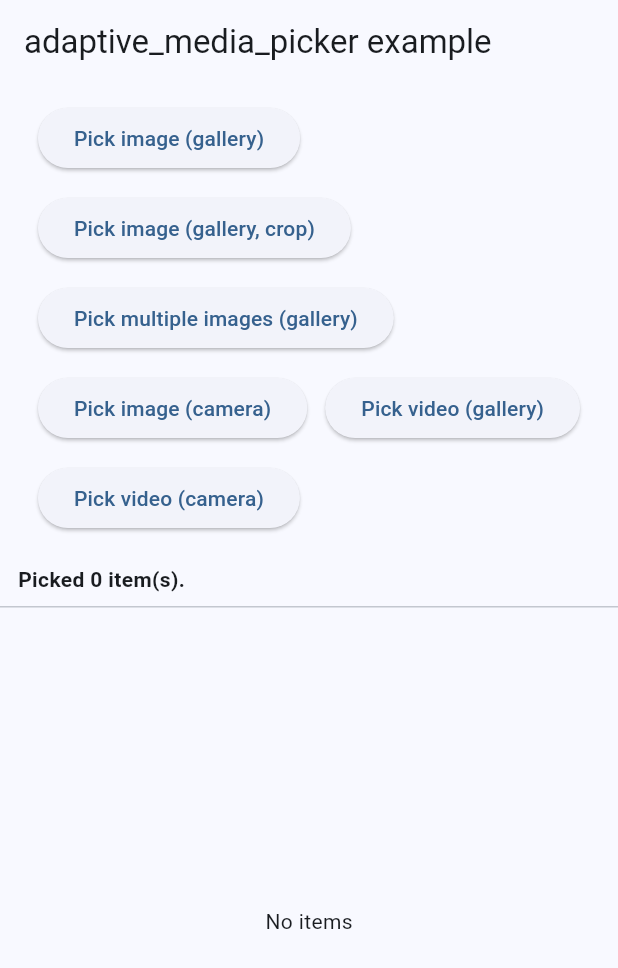
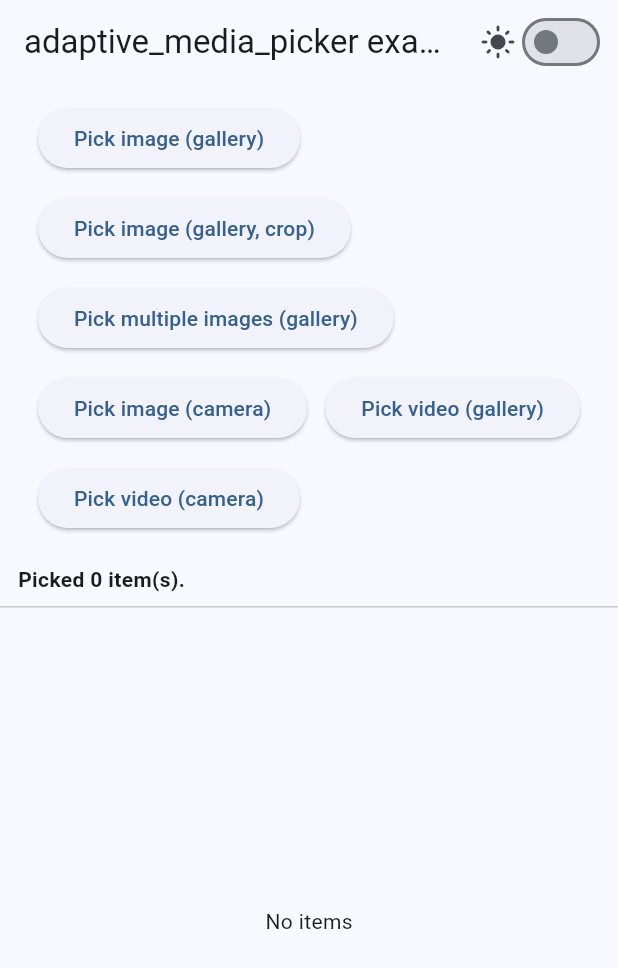
Before and after one commit to jaimin-kavathia/adaptive_media_picker, a Flutter app: the screen it shows after launch, after a tap on "Pick image (gallery)", on a phone screen of 412 x 824 dp. Shown: the top 968 px of the screen. Run offline on Flutter 3.47's test engine with Material 3 defaults, Android fonts, the light colour scheme and no system bars; our stand-ins replace device_info_plus, image_cropper, image_picker, permission_handler; missing offline and left inert: photo_manager.

Commit message:
feat(theme): add theming for limited-access sheet and cropper; example toggle\n\n- Add PickOptions.themeBrightness and primaryColor\n- Wire theme into LimitedAccessPicker and PlatformImageCropper (Android/iOS/Web)\n- Derive AndroidUiSettings colors from theme (toolbar, controls, grid/frame, dim)\n- Update README with Theming docs and API table\n- Bump version to 0.0.7 and add CHANGELOG entry\n- Example: add light/dark toggle and pass theme overrides\n\nRef #theming

```diff
--- a/example/lib/main.dart
+++ b/example/lib/main.dart
@@ -13,24 +13,55 @@ void main() {
   runApp(const ExampleApp());
 }
 
-class ExampleApp extends StatelessWidget {
+class ExampleApp extends StatefulWidget {
   const ExampleApp({super.key});
 
   @override
+  State<ExampleApp> createState() => _ExampleAppState();
+}
+
+class _ExampleAppState extends State<ExampleApp> {
+  bool _darkMode = false;
+
+  @override
   Widget build(BuildContext context) {
+    final ThemeData lightTheme = ThemeData(
+      colorScheme: ColorScheme.fromSeed(
+        seedColor: Colors.blue,
+        brightness: Brightness.light,
+      ),
+      useMaterial3: true,
+    );
+    final ThemeData darkTheme = ThemeData(
+      colorScheme: ColorScheme.fromSeed(
+        seedColor: Colors.blue,
+        brightness: Brightness.dark,
+      ),
+      useMaterial3: true,
+    );
     return MaterialApp(
       title: 'adaptive_media_picker example',
-      theme: ThemeData(
-        colorScheme: ColorScheme.fromSeed(seedColor: Colors.blue),
+      theme: lightTheme,
+      darkTheme: darkTheme,
+      themeMode: _darkMode ? ThemeMode.dark : ThemeMode.light,
+      home: ExampleHomePage(
+        darkMode: _darkMode,
+        onToggleTheme: () => setState(() => _darkMode = !_darkMode),
       ),
-      home: const ExampleHomePage(),
       debugShowCheckedModeBanner: false,
     );
   }
 }
 
 class ExampleHomePage extends StatefulWidget {
-  const ExampleHomePage({super.key});
+  const ExampleHomePage({
+    super.key,
+    required this.darkMode,
+    required this.onToggleTheme,
+  });
+
+  final bool darkMode;
+  final VoidCallback onToggleTheme;
 
   @override
   State<ExampleHomePage> createState() => _ExampleHomePageState();
@@ -54,6 +85,8 @@ class _ExampleHomePageState extends State<ExampleHomePage> {
       options: PickOptions(
         source: source,
         imageQuality: 80,
+        themeBrightness: widget.darkMode ? Brightness.dark : Brightness.light,
+        primaryColor: Colors.blue,
         showOpenSettingsDialog: true,
         settingsDialogTitle: 'Permission required',
         settingsDialogMessage: 'Please allow Photos/Camera to continue.',
@@ -82,6 +115,8 @@ class _ExampleHomePageState extends State<ExampleHomePage> {
         source: source,
         imageQuality: 80,
         wantToCrop: true,
+        themeBrightness: widget.darkMode ? Brightness.dark : Brightness.light,
+        primaryColor: Colors.blue,
         showOpenSettingsDialog: true,
         settingsDialogTitle: 'Permission required',
         settingsDialogMessage: 'Please allow Photos/Camera to continue.',
@@ -110,6 +145,8 @@ class _ExampleHomePageState extends State<ExampleHomePage> {
         maxImages: maxImages,
         source: ImageSource.gallery,
         imageQuality: 80,
+        themeBrightness: widget.darkMode ? Brightness.dark : Brightness.light,
+        primaryColor: Colors.blue,
         showOpenSettingsDialog: true,
         settingsDialogTitle: 'Permission required',
         settingsDialogMessage: 'Please allow Photos/Camera to continue.',
@@ -136,6 +173,8 @@ class _ExampleHomePageState extends State<ExampleHomePage> {
       context: context,
       options: PickOptions(
         source: source,
+        themeBrightness: widget.darkMode ? Brightness.dark : Brightness.light,
+        primaryColor: Colors.blue,
         showOpenSettingsDialog: true,
         settingsDialogTitle: 'Permission required',
         settingsDialogMessage: 'Please allow Photos/Camera to continue.',
@@ -161,8 +200,24 @@ class _ExampleHomePageState extends State<ExampleHomePage> {
     final cameraDisabled =
         _isDesktop; // Desktop camera not supported without a delegate
 
+    final Color onSurface = Theme.of(context).colorScheme.onSurface;
+
     return Scaffold(
-      appBar: AppBar(title: const Text('adaptive_media_picker example')),
+      appBar: AppBar(
+        title: const Text('adaptive_media_picker example'),
+        actions: [
+          Row(
+            children: [
+              Icon(widget.darkMode ? Icons.dark_mode : Icons.light_mode),
+              Switch(
+                value: widget.darkMode,
+                onChanged: (_) => widget.onToggleTheme(),
+              ),
+            ],
+          ),
+          const SizedBox(width: 8),
+        ],
+      ),
       body: Column(
         children: [
           Padding(
@@ -205,13 +260,16 @@ class _ExampleHomePageState extends State<ExampleHomePage> {
             ),
           ),
           if (cameraDisabled)
-            const Padding(
-              padding: EdgeInsets.symmetric(horizontal: 12),
+            Padding(
+              padding: const EdgeInsets.symmetric(horizontal: 12),
               child: Align(
                 alignment: Alignment.centerLeft,
                 child: Text(
                   'Note: On desktop, camera capture is not supported in this package. The call falls back to gallery.',
-                  style: TextStyle(fontStyle: FontStyle.italic),
+                  style: TextStyle(
+                    fontStyle: FontStyle.italic,
+                    color: onSurface,
+                  ),
                 ),
               ),
             ),
@@ -221,14 +279,16 @@ class _ExampleHomePageState extends State<ExampleHomePage> {
               alignment: Alignment.centerLeft,
               child: Text(
                 _status,
-                style: const TextStyle(fontWeight: FontWeight.w600),
+                style: TextStyle(fontWeight: FontWeight.w600, color: onSurface),
               ),
             ),
           ),
           const Divider(height: 1),
           Expanded(
             child: _items.isEmpty
-                ? const Center(child: Text('No items'))
+                ? Center(
+                    child: Text('No items', style: TextStyle(color: onSurface)),
+                  )
                 : ListView.builder(
                     padding: const EdgeInsets.all(12),
                     itemCount: _items.length,
--- a/lib/src/adaptive_media_picker_impl.dart
+++ b/lib/src/adaptive_media_picker_impl.dart
@@ -158,6 +158,8 @@ class AdaptiveMediaPicker {
           context: context,
           compressFormat: 'jpg',
           compressQuality: 100,
+          themeBrightness: options.themeBrightness,
+          primaryColor: options.primaryColor,
         );
         final String path = croppedPath ?? image.path;
         final Size? finalSize = croppedPath == null
@@ -223,6 +225,8 @@ class AdaptiveMediaPicker {
         allowMultiple: false,
         maxImages: options.maxImages,
         mediaType: wantsVideo ? MediaType.video : MediaType.image,
+        themeBrightness: options.themeBrightness,
+        primaryColor: options.primaryColor,
       );
       if (selected == null || selected.isEmpty) {
         return PickResultSingle(
@@ -251,6 +255,8 @@ class AdaptiveMediaPicker {
               sourcePath: file.path,
               compressFormat: 'jpg',
               compressQuality: 100,
+              themeBrightness: options.themeBrightness,
+              primaryColor: options.primaryColor,
             );
             if (croppedPath != null) {
               finalPath = croppedPath;
@@ -337,6 +343,8 @@ class AdaptiveMediaPicker {
         sourcePath: image.path,
         compressFormat: 'jpg',
         compressQuality: 100,
+        themeBrightness: options.themeBrightness,
+        primaryColor: options.primaryColor,
       );
       final String path = croppedPath ?? image.path;
       final Size? finalSize = croppedPath == null
@@ -474,6 +482,8 @@ class AdaptiveMediaPicker {
         allowMultiple: true,
         maxImages: options.maxImages,
         mediaType: MediaType.image,
+        themeBrightness: options.themeBrightness,
+        primaryColor: options.primaryColor,
       );
       if (selected == null || selected.isEmpty) {
         return PickResultMultiple(
@@ -532,6 +542,8 @@ class AdaptiveMediaPicker {
           allowMultiple: true,
           maxImages: options.maxImages,
           mediaType: MediaType.image,
+          themeBrightness: options.themeBrightness,
+          primaryColor: options.primaryColor,
         );
         if (selected == null || selected.isEmpty) {
           return PickResultMultiple(
--- a/lib/src/core/models.dart
+++ b/lib/src/core/models.dart
@@ -1,4 +1,4 @@
-import 'dart:ui' show Size;
+import 'dart:ui' show Size, Color, Brightness;
 import 'package:image_picker/image_picker.dart';
 
 /// Core models used by AdaptiveMediaPicker.
@@ -64,6 +64,18 @@ class PickOptions {
   /// Optional tag included in internal debug logs to help trace flows.
   final String? logTag;
 
+  /// Optional override for UI brightness used by the package-provided
+  /// limited-access sheet and the cropper toolbars (when supported).
+  ///
+  /// If null, the app's current theme brightness is used.
+  final Brightness? themeBrightness;
+
+  /// Optional primary color override used by the package-provided
+  /// limited-access sheet accents and cropper toolbar color.
+  ///
+  /// If null, `Theme.of(context).colorScheme.primary` is used.
+  final Color? primaryColor;
+
   /// Create a set of options for a pick operation.
   const PickOptions({
     this.maxImages,
@@ -78,6 +90,8 @@ class PickOptions {
     this.cancelButtonLabel,
     this.wantToCrop = false,
     this.logTag,
+    this.themeBrightness,
+    this.primaryColor,
   });
 }
 
--- a/lib/src/platform/image_cropper_impl.dart
+++ b/lib/src/platform/image_cropper_impl.dart
@@ -18,6 +18,8 @@ class PlatformImageCropper {
     BuildContext? context,
     String compressFormat = 'jpg',
     int compressQuality = 100,
+    Brightness? themeBrightness,
+    Color? primaryColor,
   }) async {
     // Check if cropping is supported on this platform
     if (!_isCroppingSupported()) {
@@ -36,6 +38,8 @@ class PlatformImageCropper {
           context: context,
           compressFormat: compressFormat,
           compressQuality: compressQuality,
+          themeBrightness: themeBrightness,
+          primaryColor: primaryColor,
         );
       } else if (defaultTargetPlatform == TargetPlatform.android ||
           defaultTargetPlatform == TargetPlatform.iOS) {
@@ -44,6 +48,8 @@ class PlatformImageCropper {
           context: context,
           compressFormat: compressFormat,
           compressQuality: compressQuality,
+          themeBrightness: themeBrightness,
+          primaryColor: primaryColor,
         );
       } else {
         return stub_impl.PlatformImageCropper.cropImage(
--- a/lib/src/platform/web_image_cropper.dart
+++ b/lib/src/platform/web_image_cropper.dart
@@ -9,6 +9,8 @@ class BackendImageCropper {
     required BuildContext context,
     String compressFormat = 'jpg',
     int compressQuality = 100,
+    Brightness? themeBrightness,
+    Color? primaryColor,
   }) async {
     try {
       final ImageCompressFormat format = compressFormat == 'png'
--- a/lib/src/stub/image_cropper_stub.dart
+++ b/lib/src/stub/image_cropper_stub.dart
@@ -8,6 +8,8 @@ class PlatformImageCropper {
     BuildContext? context,
     String compressFormat = 'jpg',
     int compressQuality = 100,
+    dynamic themeBrightness,
+    dynamic primaryColor,
   }) async {
     return null;
   }
--- a/lib/src/stub/limited_access_picker_stub.dart
+++ b/lib/src/stub/limited_access_picker_stub.dart
@@ -19,6 +19,8 @@ class LimitedAccessPicker {
     bool allowMultiple = false,
     int? maxImages,
     MediaType mediaType = MediaType.image,
+    Brightness? themeBrightness,
+    Color? primaryColor,
   }) async {
     throw UnsupportedError(
       'LimitedAccessPicker is not supported on this platform.',
--- a/pubspec.yaml
+++ b/pubspec.yaml
@@ -1,6 +1,6 @@
 name: adaptive_media_picker
 description: "Adaptive Flutter media picker for images & videos with smart permissions, limited access UI, and cross-platform support (Android, iOS, Web, Desktop)."
-version: 0.0.6
+version: 0.0.7
 repository: https://github.com/jaimin-kavathia/adaptive_media_picker
 issue_tracker: https://github.com/jaimin-kavathia/adaptive_media_picker/issues
 documentation: https://pub.dev/documentation/adaptive_media_picker/latest/
```
Also changed, not shown: lib/src/platform/mobile_image_cropper.dart (+39 -5 lines), lib/src/ui/limited_access_picker.dart (+27 -7 lines), example/pubspec.lock, 3 other files.
